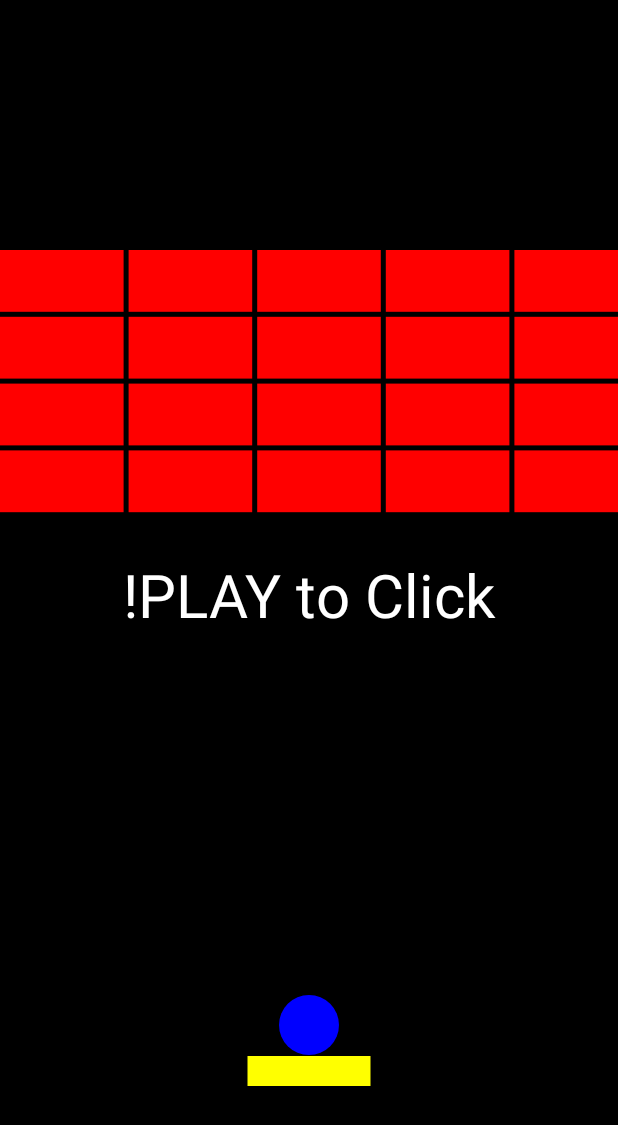
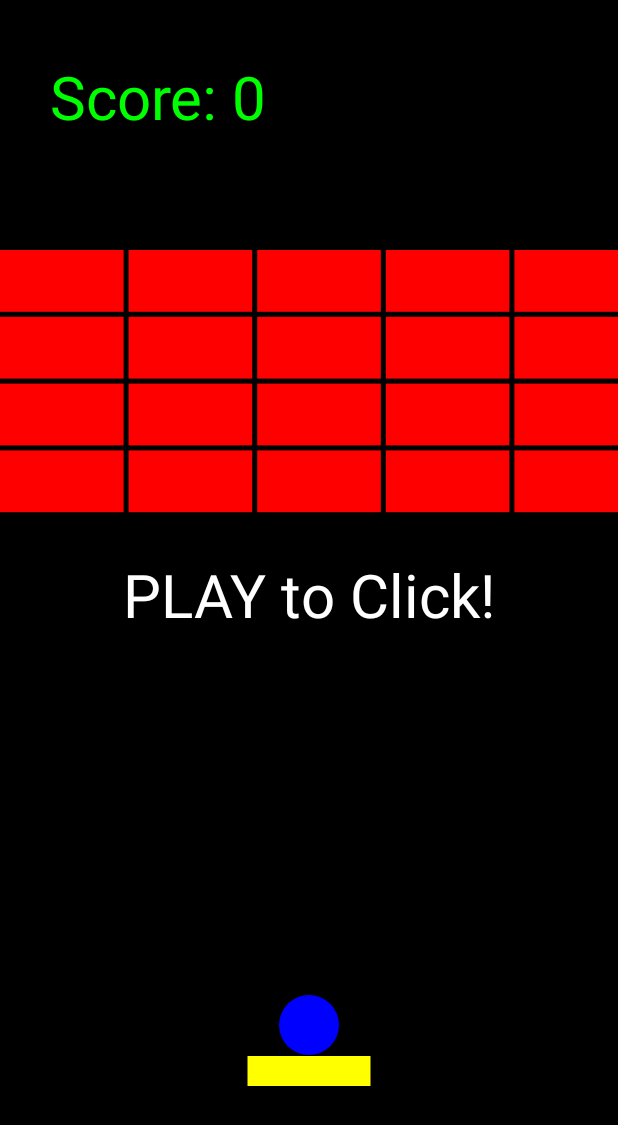
Before and after one commit to sapirnahum26394/Arkanoid, an Android app: the layout activity_main.xml on its own in the app's theme, with its tools: preview values and no code run, on a phone screen of 412 x 824 dp. Shown: the top 1125 px of the screen. Run offline under Robolectric (Android 15) with nearby library versions, the phone set to English and light mode, and no system bars.

Commit message:
Update GameView.java

```diff
--- a/app/src/main/java/com/sapirn_moshet/arkanoid/GameView.java
+++ b/app/src/main/java/com/sapirn_moshet/arkanoid/GameView.java
@@ -1,9 +1,12 @@
 package com.sapirn_moshet.arkanoid;
 
 import android.content.Context;
+import android.graphics.Bitmap;
+import android.graphics.BitmapFactory;
 import android.graphics.Canvas;
 import android.graphics.Color;
 import android.graphics.Paint;
+import android.graphics.drawable.Drawable;
 import android.os.SystemClock;
 import android.util.AttributeSet;
 import android.util.Log;
@@ -20,12 +23,14 @@ public class GameView extends View {
     private Paddle paddle;
     private Ball ball;
     private BrickCollection bricks;
-    private Paint textPaint;
+    private Paint textPaint,scorePaint,LivesPaint,circlePaint_G_Fill,circlePaint_Stroke,circlePaint_W_Fill,circlePaint_B_Fill;
     private int bgColor;
     private boolean isDraging;
     private final int COLS,ROWS;
     private int lives=3;
     private int score=0;
+    private int countBricks;
+    private Bitmap life[] = new Bitmap[3];
     Thread thread_paddle,thread_ball,thread_bricks,thread_col_pad,thread_col_floor;
     boolean move_ball,collideBrick,collidePaddle,collideFloor;
     public GameView(Context context, AttributeSet attrs) {
@@ -38,14 +43,46 @@ public class GameView extends View {
         Log.d("mylog", ">>> row: "+ ROWS);
         Log.d("mylog", ">>> col: "+ COLS);
 
+        countBricks = ROWS * COLS;
         textPaint = new Paint();
         textPaint.setColor(Color.WHITE);
         textPaint.setTextSize(60);
         textPaint.setTextAlign(Paint.Align.CENTER);
 
+
+        scorePaint = new Paint();
+        scorePaint.setColor(Color.GREEN);
+        scorePaint.setTextSize(60);
+
+        circlePaint_G_Fill = new Paint();
+        circlePaint_G_Fill.setStyle(Paint.Style.FILL);
+        circlePaint_G_Fill.setColor(Color.GREEN);
+        circlePaint_G_Fill.setStrokeWidth(6);
+
+        //CHECK
+        circlePaint_W_Fill = new Paint();
+        circlePaint_W_Fill.setStyle(Paint.Style.FILL);
+        circlePaint_W_Fill.setColor(Color.WHITE);
+        circlePaint_W_Fill.setStrokeWidth(6);
+
+        circlePaint_B_Fill = new Paint();
+        circlePaint_B_Fill.setStyle(Paint.Style.FILL);
+        circlePaint_B_Fill.setColor(Color.BLACK);
+        circlePaint_B_Fill.setStrokeWidth(6);
+
+
+        LivesPaint = new Paint();
+        LivesPaint.setColor(Color.GREEN);
+        LivesPaint.setTextSize(60);
+
         isDraging = false;
         gameState = GET_READY;
         bgColor = Color.BLACK;
+
+        life[0] =  BitmapFactory.decodeResource(getResources(), R.drawable.ic_heart);
+        life[1] = BitmapFactory.decodeResource(getResources(), R.drawable.ic_heart_border);
+        life[2] = BitmapFactory.decodeResource(getResources(), R.drawable.green_ball);
+
     }
     @Override
     protected void onSizeChanged(int w, int h, int oldw, int oldh){
@@ -61,9 +98,31 @@ public class GameView extends View {
     }
     protected void onDraw(Canvas canvas) {
         super.onDraw(canvas);
+
         canvas.drawColor(bgColor);
+        canvas.drawText("Score: "+score,50,120,scorePaint);
+//        canvas.drawBitmap(life[0],1750,120,null);
+//        canvas.drawBitmap(life[1],400,120,null);
+//        Drawable icon = getResources().getDrawable(R.drawable.ic_heart);
+        canvas.drawText("Lives: ",1600,120,scorePaint);
+
+
+        int x=1810;
+        int y=100;
+
+        for(int i = 0; i < 3-lives; i++){
+            canvas.drawCircle(x, y, 35, circlePaint_G_Fill);
+            canvas.drawCircle(x, y, 25, circlePaint_B_Fill);
+            x += 75;
+        }
+        for(int i = 0; i < lives; i++){
+            canvas.drawCircle(x, y, 35, circlePaint_G_Fill);
+            canvas.drawCircle(x, y, 25, circlePaint_W_Fill);
+            x += 75;
+        }
+
         if (gameState == GET_READY) {
-            canvas.drawText("!PLAY to Click", getWidth() / 2, getHeight() / 2, textPaint);
+            canvas.drawText("PLAY to Click!", getWidth() / 2, getHeight() / 2, textPaint);
             paddle.draw(canvas);
             ball.draw(canvas);
             bricks.draw(canvas);
@@ -82,7 +141,11 @@ public class GameView extends View {
 
         if (gameState == GAME_OVER) {
             // TODO: check if need to call the constructor or need to reset variables
-            canvas.drawText("GAME OVER", getWidth() / 2, getHeight() / 2, textPaint);
+            if(countBricks > 0)
+                canvas.drawText("GAME OVER -You Loss!", getWidth() / 2, getHeight() / 2, textPaint);
+            else{
+                canvas.drawText("GAME OVER -You WIN!", getWidth() / 2, getHeight() / 2, textPaint);
+            }
         }
     }
     private void checkCollitionFloor() {
@@ -150,6 +213,12 @@ public class GameView extends View {
                     while (collideBrick) {
                         if(bricks.collideWith(ball)){
                             setScore();
+                            countBricks--;
+                            Log.d("mylog", "countBricks: "+countBricks);
+                            if (countBricks==0) {
+                                gameState = GAME_OVER;
+//                                collideFloor=false;
+                            }
                             Log.d("sapir", "score: "+score);
                             move_ball = false;
                             postInvalidate();
@@ -212,8 +281,10 @@ public class GameView extends View {
                     gameState = PLAYING;
                     this.score=0;
                     this.lives=3;
+
                     initGame();
                     bricks.createBricks();
+                    this.countBricks=ROWS*COLS;
                     invalidate();
                 }
                 else
@@ -221,7 +292,7 @@ public class GameView extends View {
                     movePaddle(tx);
                 }
                 break;
-                // TODO ask Ilan what to to do in movement
+            // TODO ask Ilan what to to do in movement
             case MotionEvent.ACTION_MOVE:
                 isDraging = false;
                 movePaddle(tx);
```
